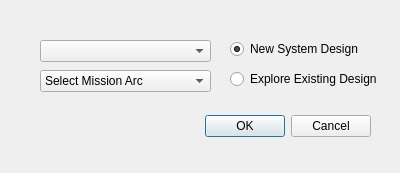
The window that sta-src/SEM/sem.ui (Dwarf-Planet-Project/SpaceDesignTool) describes before a commit, drawn with Qt 5.
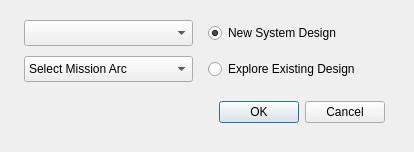
The same window after the commit. Icons and pictures are not drawn.

Commit message: Updating SEM GUIs with Ozgun

```diff
--- a/sta-src/SEM/sem.ui
+++ b/sta-src/SEM/sem.ui
@@ -6,10 +6,22 @@
    <rect>
     <x>0</x>
     <y>0</y>
-    <width>400</width>
-    <height>173</height>
+    <width>414</width>
+    <height>152</height>
    </rect>
   </property>
+  <property name="minimumSize">
+   <size>
+    <width>414</width>
+    <height>152</height>
+   </size>
+  </property>
+  <property name="maximumSize">
+   <size>
+    <width>414</width>
+    <height>152</height>
+   </size>
+  </property>
   <property name="windowTitle">
    <string>Engineer</string>
   </property>
@@ -20,8 +32,8 @@
   <widget class="QDialogButtonBox" name="buttonBox">
    <property name="geometry">
     <rect>
-     <x>30</x>
-     <y>110</y>
+     <x>44</x>
+     <y>96</y>
      <width>341</width>
      <height>32</height>
     </rect>
@@ -36,19 +48,19 @@
   <widget class="QComboBox" name="SelectSpacecraftComboBox">
    <property name="geometry">
     <rect>
-     <x>40</x>
-     <y>40</y>
-     <width>171</width>
-     <height>22</height>
+     <x>24</x>
+     <y>20</y>
+     <width>169</width>
+     <height>26</height>
     </rect>
    </property>
   </widget>
   <widget class="QRadioButton" name="WizardSelectionRadioButton">
    <property name="geometry">
     <rect>
-     <x>230</x>
-     <y>40</y>
-     <width>141</width>
+     <x>208</x>
+     <y>24</y>
+     <width>169</width>
      <height>18</height>
     </rect>
    </property>
@@ -62,9 +74,9 @@
   <widget class="QRadioButton" name="GUISelectionRadioButton">
    <property name="geometry">
     <rect>
-     <x>230</x>
-     <y>70</y>
-     <width>151</width>
+     <x>208</x>
+     <y>60</y>
+     <width>185</width>
      <height>18</height>
     </rect>
    </property>
@@ -78,10 +90,10 @@
    </property>
    <property name="geometry">
     <rect>
-     <x>40</x>
-     <y>70</y>
-     <width>171</width>
-     <height>22</height>
+     <x>24</x>
+     <y>56</y>
+     <width>169</width>
+     <height>26</height>
     </rect>
    </property>
    <item>
```
The commit also changes 1 other file.
